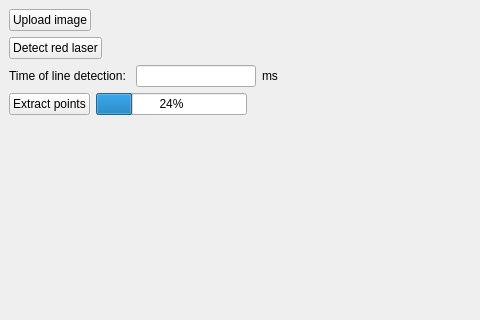
Above: mainwindow.ui from arturShafikov/line_detection_app before the change; both pictures show x 0 to 480 and y 0 to 320 of the 800 by 600 pixel window. Below: the same form after it.
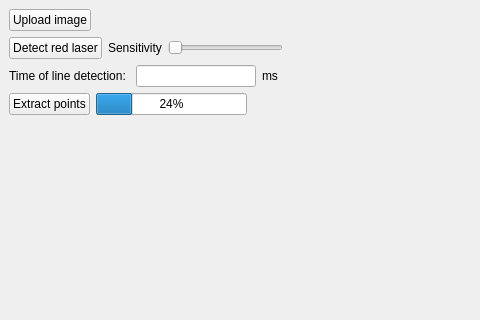
That is the form after the change.

Commit message: Sensitivity slider added

What changed in the file:
```diff
--- a/mainwindow.ui
+++ b/mainwindow.ui
@@ -50,6 +50,20 @@
           </property>
          </widget>
         </item>
+        <item>
+         <widget class="QLabel" name="label_2">
+          <property name="text">
+           <string>Sensitivity</string>
+          </property>
+         </widget>
+        </item>
+        <item>
+         <widget class="QSlider" name="sensitivity_slider">
+          <property name="orientation">
+           <enum>Qt::Horizontal</enum>
+          </property>
+         </widget>
+        </item>
         <item>
          <spacer name="horizontalSpacer_4">
           <property name="orientation">
```
The commit also changes 4 other files.
